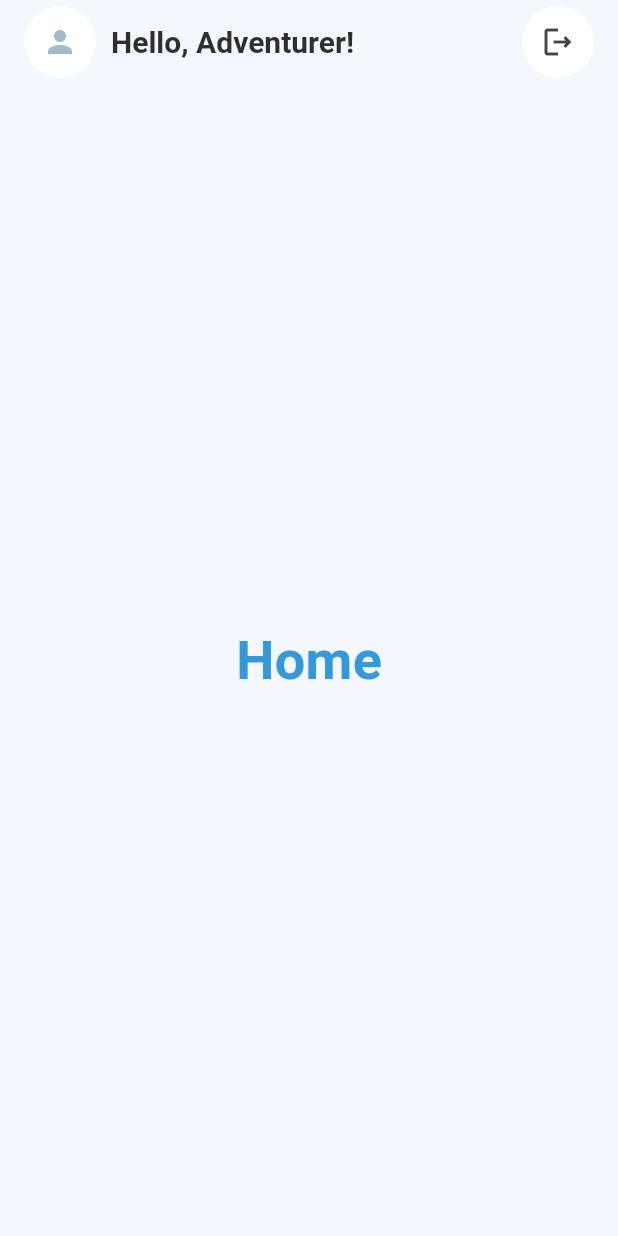
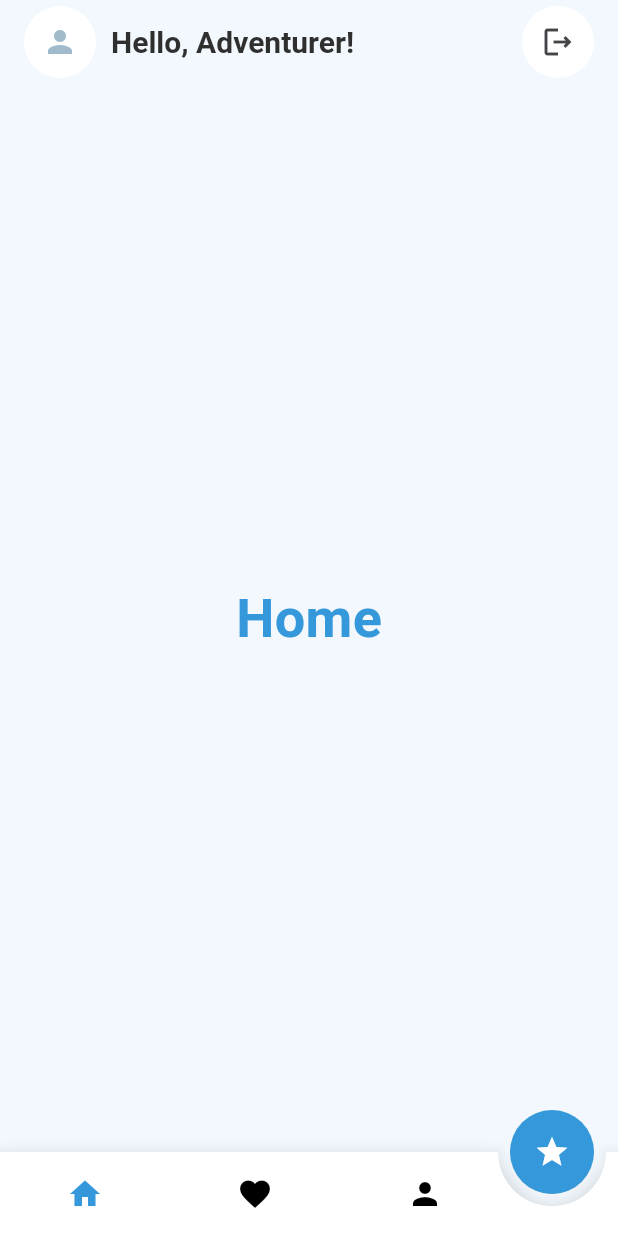
Before and after one commit to hredhayxz/travelo, a Flutter app: the HomeScreen screen opened directly, on a phone screen of 412 x 824 dp. Run offline on Flutter 3.47's test engine with Material 3 defaults, Android fonts, the phone set to English and light mode, and no system bars; drawn by our look-alikes of animated_bottom_navigation_bar; our stand-ins replace device_preview, flutter_svg, get, pin_code_text_field, shared_preferences; accounts and stored records are empty.

Commit message:
Home screen design improved

```diff
--- a/lib/application/state_holder_binder.dart
+++ b/lib/application/state_holder_binder.dart
@@ -2,6 +2,7 @@ import 'package:get/get.dart';
 import 'package:travelo/presentation/state_holders/auth/otp_verification_controller.dart';
 import 'package:travelo/presentation/state_holders/auth/signin_screen_controller.dart';
 import 'package:travelo/presentation/state_holders/auth/signup_screen_controller.dart';
+import 'package:travelo/presentation/ui/screens/bottom_nav_controller.dart';
 
 class StateHolderBinder extends Bindings {
   @override
@@ -9,5 +10,6 @@ class StateHolderBinder extends Bindings {
     Get.put(SignUpScreenController());
     Get.put(OtpVerificationController());
     Get.put(SignInScreenController());
+    Get.put(BottomNavController());
   }
 }
--- a/lib/presentation/state_holders/auth/auth_controller.dart
+++ b/lib/presentation/state_holders/auth/auth_and_navigation_controller.dart
@@ -1,9 +1,25 @@
 import 'package:shared_preferences/shared_preferences.dart';
 
-class AuthController {
+class AuthAndNavigationController {
   static String? _accessToken;
+  static bool? _isFirstTimeOpening;
 
   static String? get accessToken => _accessToken;
+
+  static bool? get isFirstTimeOpening => _isFirstTimeOpening;
+
+  static Future<void> setAppInstallValue(bool val) async {
+    final SharedPreferences sharedPreferences =
+        await SharedPreferences.getInstance();
+    await sharedPreferences.setBool('is_first_time', val);
+    _isFirstTimeOpening = val;
+  }
+
+  static Future<void> getAppInstallValue() async {
+    final SharedPreferences sharedPreferences =
+        await SharedPreferences.getInstance();
+    _isFirstTimeOpening = sharedPreferences.getBool('is_first_time');
+  }
 
   static Future<void> setAccessToken(String token) async {
     final SharedPreferences sharedPreferences =
--- /dev/null
+++ b/lib/presentation/ui/screens/bottom_nav_controller.dart
@@ -0,0 +1,10 @@
+import 'package:get/get.dart';
+
+class BottomNavController extends GetxController {
+  int selectedIndex = 0;
+
+  changeScreen(int index) {
+    selectedIndex = index;
+    update();
+  }
+}
--- a/lib/presentation/ui/screens/home_screen.dart
+++ b/lib/presentation/ui/screens/home_screen.dart
@@ -1,11 +1,19 @@
 import 'package:flutter/material.dart';
 import 'package:get/get.dart';
-import 'package:shared_preferences/shared_preferences.dart';
-import 'package:travelo/presentation/state_holders/auth/auth_controller.dart';
+import 'package:travelo/presentation/state_holders/auth/auth_and_navigation_controller.dart';
 import 'package:travelo/presentation/ui/screens/auth/signin_screen.dart';
+import 'package:animated_bottom_navigation_bar/animated_bottom_navigation_bar.dart';
+import 'package:travelo/presentation/ui/screens/bottom_nav_controller.dart';
 
-class HomeScreen extends StatelessWidget {
-  const HomeScreen({super.key});
+class HomeScreen extends StatefulWidget {
+  const HomeScreen({Key? key}) : super(key: key);
+
+  @override
+  _HomeScreenState createState() => _HomeScreenState();
+}
+
+class _HomeScreenState extends State<HomeScreen> {
+  int _bottomNavIndex = 0;
 
   @override
   Widget build(BuildContext context) {
@@ -45,9 +53,8 @@ class HomeScreen extends StatelessWidget {
             InkWell(
               onTap: () async {
                 Get.offAll(() => const SignInScreen());
-                await AuthController.clear();
-                final SharedPreferences prefs= await SharedPreferences.getInstance();
-                prefs.setBool('is_first_time', false);
+                await AuthAndNavigationController.clear();
+                await AuthAndNavigationController.setAppInstallValue(false);
               },
               child: ClipOval(
                 child: Container(
@@ -77,6 +84,30 @@ class HomeScreen extends StatelessWidget {
           ),
         ),
       ),
+      floatingActionButton: ClipOval(
+        child: FloatingActionButton(
+          backgroundColor: const Color.fromRGBO(52, 152, 219, 1),
+          onPressed: () {},
+          child: const Icon(
+            Icons.star,
+            color: Colors.white,
+          ),
+        ),
+      ),
+      floatingActionButtonLocation: FloatingActionButtonLocation.endDocked,
+      bottomNavigationBar:
+          GetBuilder<BottomNavController>(builder: (bottomNavController) {
+        return AnimatedBottomNavigationBar(
+          activeColor: const Color.fromRGBO(52, 152, 219, 1),
+          icons: const [Icons.home, Icons.favorite, Icons.person],
+          activeIndex: bottomNavController.selectedIndex,
+          gapLocation: GapLocation.end,
+          notchSmoothness: NotchSmoothness.defaultEdge,
+          onTap: (index) {
+            bottomNavController.changeScreen(index);
+          }, // Default color
+        );
+      }),
     );
   }
 }
```
Also changed, not shown: lib/presentation/state_holders/auth/signin_screen_controller.dart (+3 -4 lines), lib/presentation/ui/screens/auth/otp_verification_screen.dart (+7 -5 lines), lib/presentation/ui/screens/splash_screen.dart (+10 -17 lines), pubspec.yaml (+17 -0 lines), assets/images/travelologo.png (added), pubspec.lock, 40 other files.
